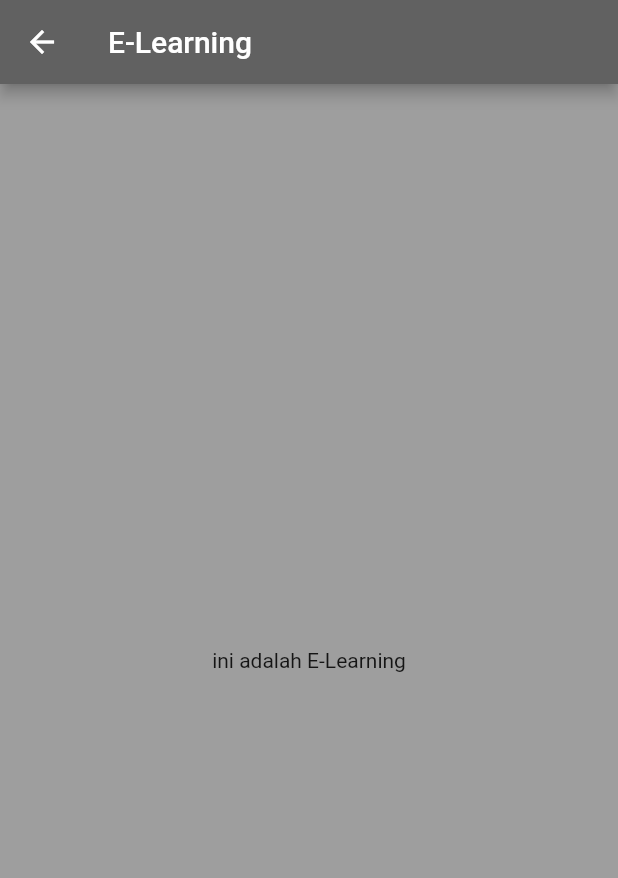
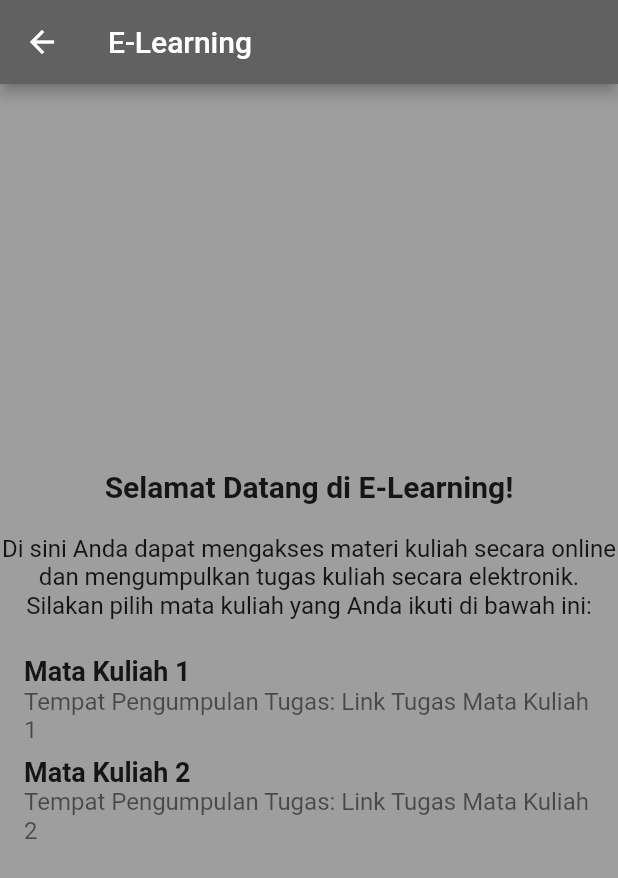
Before and after one commit to DESFIANTO/uts_desfianto, a Flutter app: the Elearning screen opened directly, on a phone screen of 412 x 824 dp. Shown: the top 878 px of the screen. Run offline on Flutter 3.47's test engine with Material 2 defaults, Android fonts, the phone set to English and light mode, and no system bars.

Commit message:
Commit kedua

```diff
--- a/lib/e-learning.dart
+++ b/lib/e-learning.dart
@@ -1,8 +1,7 @@
 import 'package:flutter/material.dart';
 
-
 class Elearning extends StatelessWidget {
-  const Elearning({super.key});
+  const Elearning({Key? key});
 
   @override
   Widget build(BuildContext context) {
@@ -15,11 +14,84 @@ class Elearning extends StatelessWidget {
       body: Center(
         child: Column(
           mainAxisAlignment: MainAxisAlignment.center,
-          children: const <Widget>[
-            Text("ini adalah E-Learning"),
+          children: <Widget>[
+            Text(
+              "Selamat Datang di E-Learning!",
+              style: TextStyle(
+                fontSize: 20,
+                fontWeight: FontWeight.bold,
+              ),
+            ),
+            SizedBox(height: 20),
+            Text(
+              "Di sini Anda dapat mengakses materi kuliah secara online dan "
+              "mengumpulkan tugas kuliah secara elektronik. "
+              "Silakan pilih mata kuliah yang Anda ikuti di bawah ini:",
+              textAlign: TextAlign.center,
+              style: TextStyle(fontSize: 16),
+            ),
+            SizedBox(height: 20),
+            // Add list of available courses here
+            ListTile(
+              title: Text(
+                'Mata Kuliah 1',
+                style: TextStyle(fontSize: 18, fontWeight: FontWeight.bold),
+              ),
+              subtitle: Text(
+                'Tempat Pengumpulan Tugas: Link Tugas Mata Kuliah 1',
+                style: TextStyle(fontSize: 16),
+              ),
+              onTap: () {
+                Navigator.push(
+                  context,
+                  MaterialPageRoute(
+                    builder: (context) =>
+                        CourseContentPage(course: 'Mata Kuliah 1'),
+                  ),
+                );
+              },
+            ),
+            ListTile(
+              title: Text(
+                'Mata Kuliah 2',
+                style: TextStyle(fontSize: 18, fontWeight: FontWeight.bold),
+              ),
+              subtitle: Text(
+                'Tempat Pengumpulan Tugas: Link Tugas Mata Kuliah 2',
+                style: TextStyle(fontSize: 16),
+              ),
+              onTap: () {
+                Navigator.push(
+                  context,
+                  MaterialPageRoute(
+                    builder: (context) =>
+                        CourseContentPage(course: 'Mata Kuliah 2'),
+                  ),
+                );
+              },
+            ),
+            // Add more courses here if needed
           ],
         ),
       ),
     );
   }
 }
+
+class CourseContentPage extends StatelessWidget {
+  final String course;
+
+  CourseContentPage({required this.course});
+
+  @override
+  Widget build(BuildContext context) {
+    return Scaffold(
+      appBar: AppBar(
+        title: Text('Materi $course'),
+      ),
+      body: Center(
+        child: Text('Ini adalah halaman untuk materi $course'),
+      ),
+    );
+  }
+}
--- a/lib/halamanutama.dart
+++ b/lib/halamanutama.dart
@@ -111,7 +111,7 @@ class _HomeState extends State<Home> {
               child: InkWell(
                 onTap: () {
                   Navigator.push(context,
-                      MaterialPageRoute(builder: (context) => const Dosen()));
+                      MaterialPageRoute(builder: (context) => Dosen()));
                 },
                 splashColor: Colors.grey,
                 child: Center(
```
Also changed, not shown: lib/dosen.dart (+27 -15 lines).
